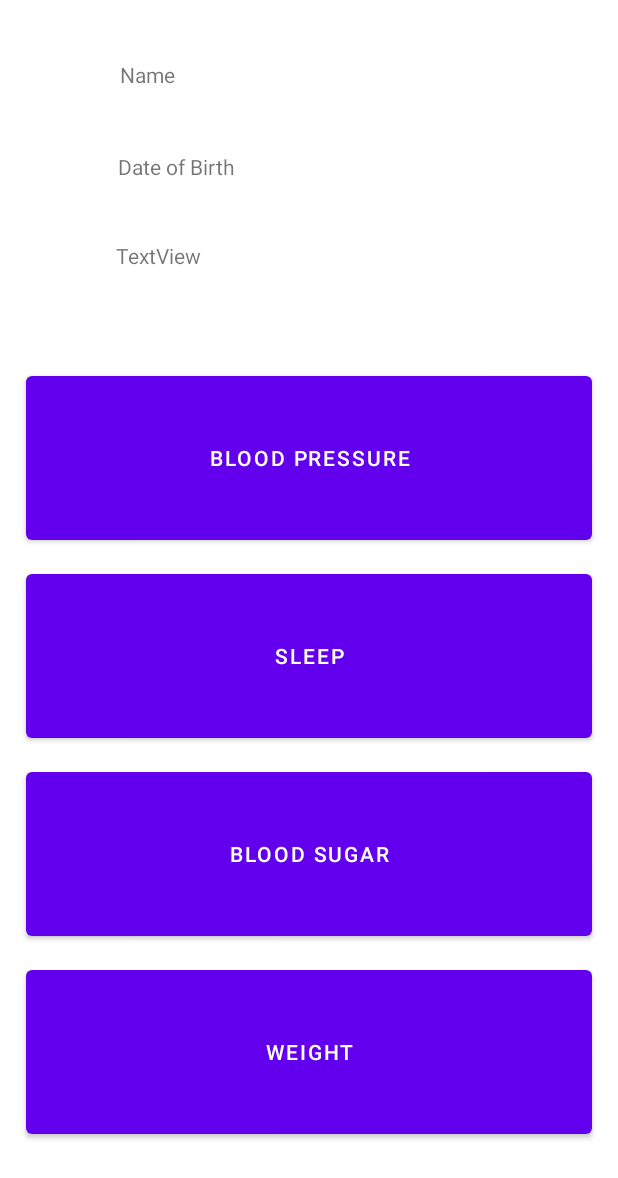
After one commit to AnilDeshpande/VitalsApp, an Android app: the layout fragment_main.xml on its own in the app's theme, with its tools: preview values and no code run, on a phone screen of 412 x 824 dp. The commit adds this screen. Shown: the top 1178 px of the screen. Run offline under Robolectric (Android 15) with nearby library versions, the phone set to English and light mode, and no system bars.

```diff
--- a/app/build.gradle
+++ b/app/build.gradle
@@ -33,6 +33,7 @@ dependencies {
     implementation 'com.google.android.material:material:1.2.1'
     implementation 'androidx.constraintlayout:constraintlayout:1.1.3'
     implementation 'com.google.code.gson:gson:2.8.6'
+    implementation 'com.airbnb.android:lottie:3.4.2'
     testImplementation 'junit:junit:4.+'
     androidTestImplementation 'androidx.test.ext:junit:1.1.2'
     androidTestImplementation 'androidx.test.espresso:espresso-core:3.3.0'
--- a/app/src/main/AndroidManifest.xml
+++ b/app/src/main/AndroidManifest.xml
@@ -6,6 +6,7 @@
         android:allowBackup="true"
         android:icon="@mipmap/ic_launcher"
         android:label="@string/app_name"
+        android:name=".MyApplication"
         android:roundIcon="@mipmap/ic_launcher_round"
         android:supportsRtl="true"
         android:theme="@style/Theme.VitalsApp">
--- a/app/src/main/java/com/codetutor/vitalsapp/MainActivity.java
+++ b/app/src/main/java/com/codetutor/vitalsapp/MainActivity.java
@@ -9,13 +9,9 @@ import com.codetutor.vitalsapp.data.RepositoryImplementor;
 
 public class MainActivity extends AppCompatActivity {
 
-    IRepository iRepository;
-
     @Override
     protected void onCreate(Bundle savedInstanceState) {
         super.onCreate(savedInstanceState);
         setContentView(R.layout.activity_main);
-
-        iRepository = RepositoryImplementor.getInstance(this);
     }
 }
--- /dev/null
+++ b/app/src/main/java/com/codetutor/vitalsapp/view/MainFragment.java
@@ -0,0 +1,4 @@
+package com.codetutor.vitalsapp.view;
+
+class MainFragment {
+}
--- /dev/null
+++ b/app/src/main/java/com/codetutor/vitalsapp/view/VitalsInfoFragment.java
@@ -0,0 +1,4 @@
+package com.codetutor.vitalsapp.view;
+
+class VitalsInfoFragment {
+}
--- /dev/null
+++ b/app/src/main/res/layout/fragment_main.xml
@@ -0,0 +1,85 @@
+<?xml version="1.0" encoding="utf-8"?>
+<androidx.constraintlayout.widget.ConstraintLayout
+    xmlns:android="http://schemas.android.com/apk/res/android"
+    xmlns:app="http://schemas.android.com/apk/res-auto"
+    xmlns:tools="http://schemas.android.com/tools"
+    android:layout_width="match_parent"
+    android:layout_height="match_parent">
+
+    <TextView
+        android:id="@+id/textViewName"
+        android:layout_width="252dp"
+        android:layout_height="24dp"
+        android:layout_marginTop="40dp"
+        android:text="Name"
+        app:layout_constraintEnd_toEndOf="parent"
+        app:layout_constraintHorizontal_bias="0.498"
+        app:layout_constraintStart_toStartOf="parent"
+        app:layout_constraintTop_toTopOf="parent" />
+
+    <TextView
+        android:id="@+id/textViewDateOfBirth"
+        android:layout_width="255dp"
+        android:layout_height="19dp"
+        android:layout_marginTop="37dp"
+        android:text="Date of Birth"
+        app:layout_constraintEnd_toEndOf="parent"
+        app:layout_constraintStart_toStartOf="parent"
+        app:layout_constraintTop_toBottomOf="@+id/textViewName" />
+
+    <TextView
+        android:id="@+id/textViewCity"
+        android:layout_width="257dp"
+        android:layout_height="22dp"
+        android:layout_marginTop="40dp"
+        android:text="TextView"
+        app:layout_constraintEnd_toEndOf="parent"
+        app:layout_constraintHorizontal_bias="0.498"
+        app:layout_constraintStart_toStartOf="parent"
+        app:layout_constraintTop_toBottomOf="@+id/textViewDateOfBirth" />
+
+    <LinearLayout
+        android:layout_width="388dp"
+        android:layout_height="528dp"
+        android:orientation="vertical"
+        app:layout_constraintBottom_toBottomOf="parent"
+        app:layout_constraintEnd_toEndOf="parent"
+        app:layout_constraintStart_toStartOf="parent"
+        app:layout_constraintTop_toBottomOf="@+id/textViewCity">
+
+        <Button
+            android:layout_width="match_parent"
+            android:layout_height="wrap_content"
+            android:id="@+id/buttonBloodPressure"
+            android:text="Blood Pressure"
+            android:layout_margin="5dp"
+            android:layout_weight="1"></Button>
+        <Button
+            android:layout_width="match_parent"
+            android:layout_height="wrap_content"
+            android:id="@+id/buttonSleep"
+            android:text="Sleep"
+            android:layout_margin="5dp"
+            android:layout_weight="1"></Button>
+
+        <Button
+            android:layout_width="match_parent"
+            android:layout_height="wrap_content"
+            android:id="@+id/buttonBloodSugar"
+            android:text="Blood Sugar"
+            android:layout_margin="5dp"
+            android:layout_weight="1"></Button>
+
+        <Button
+            android:layout_width="match_parent"
+            android:layout_height="wrap_content"
+            android:id="@+id/buttonWeight"
+            android:text="Weight"
+            android:layout_margin="5dp"
+            android:layout_weight="1"></Button>
+
+
+    </LinearLayout>
+
+
+</androidx.constraintlayout.widget.ConstraintLayout>
--- /dev/null
+++ b/app/src/main/res/layout/fragment_vitals_info.xml
@@ -0,0 +1,6 @@
+<?xml version="1.0" encoding="utf-8"?>
+<androidx.constraintlayout.widget.ConstraintLayout
+    xmlns:android="http://schemas.android.com/apk/res/android" android:layout_width="match_parent"
+    android:layout_height="match_parent">
+
+</androidx.constraintlayout.widget.ConstraintLayout>
```
Also changed, not shown: app/src/main/java/com/codetutor/vitalsapp/MyApplication.java (added, +19 -0 lines), app/src/main/java/com/codetutor/vitalsapp/data/IRepository.java (+4 -4 lines), app/src/main/java/com/codetutor/vitalsapp/data/RepositoryImplementor.java (+14 -34 lines), app/src/main/java/com/codetutor/vitalsapp/viewmodel/VitalsInfoViewModel.java (added, +42 -0 lines), app/src/main/res/layout/activity_main.xml (+7 -8 lines).
